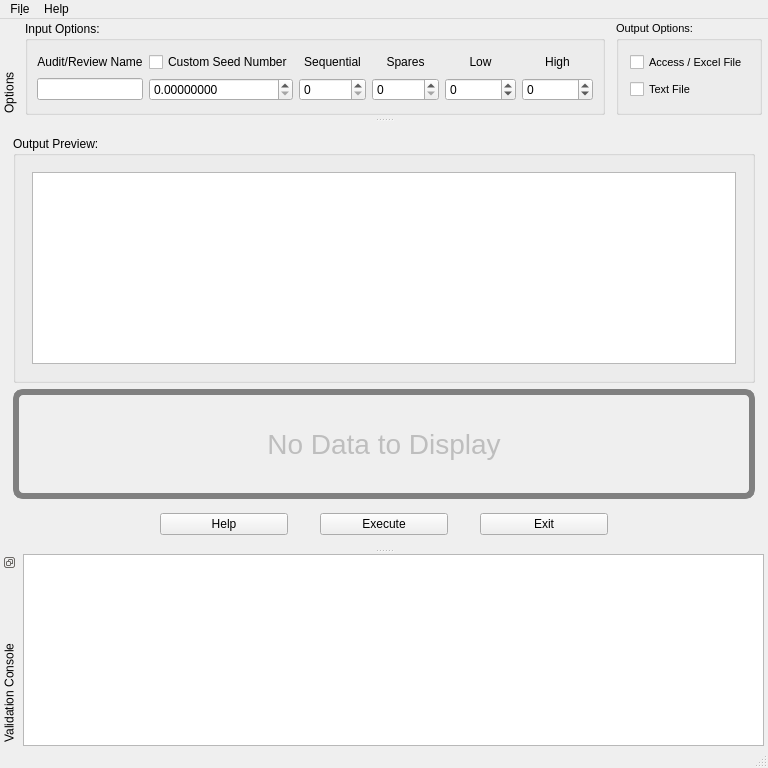
This is products/RAT-STATS/rstats_modules/single_stage_random_numbers/src/UIRStatsSSRN.ui in cbtek/RStats2017 as Qt 5 draws it before an edit. The edited form follows.
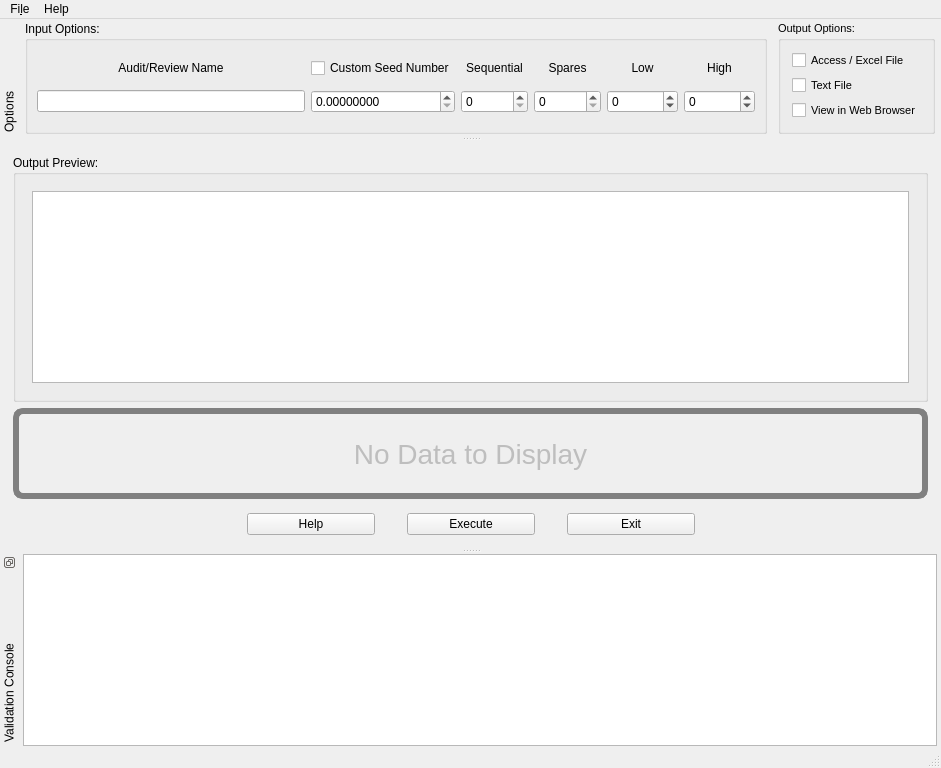
This is the edited form.

Commit message: Fixed bug in UVA that was causing numeric issue. Added ability to view results in browser

Diff of the .ui file:
```diff
--- a/products/RAT-STATS/rstats_modules/single_stage_random_numbers/src/UIRStatsSSRN.ui
+++ b/products/RAT-STATS/rstats_modules/single_stage_random_numbers/src/UIRStatsSSRN.ui
@@ -6,7 +6,7 @@
    <rect>
     <x>0</x>
     <y>0</y>
-    <width>762</width>
+    <width>941</width>
     <height>768</height>
    </rect>
   </property>
@@ -452,6 +452,13 @@
              </property>
             </widget>
            </item>
+           <item>
+            <widget class="QCheckBox" name="m_chkViewInBrowser">
+             <property name="text">
+              <string>View in Web Browser</string>
+             </property>
+            </widget>
+           </item>
           </layout>
          </widget>
         </item>
@@ -466,7 +473,7 @@
     <rect>
      <x>0</x>
      <y>0</y>
-     <width>762</width>
+     <width>941</width>
      <height>20</height>
     </rect>
    </property>
```
The commit also changes 20 other files.
